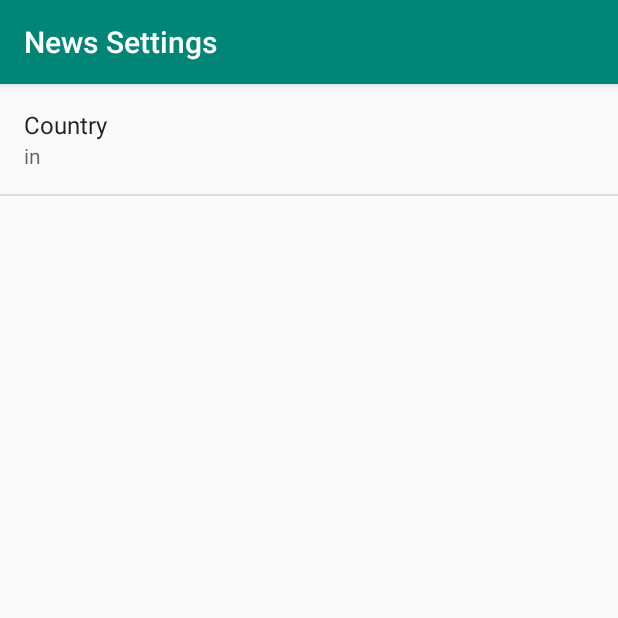
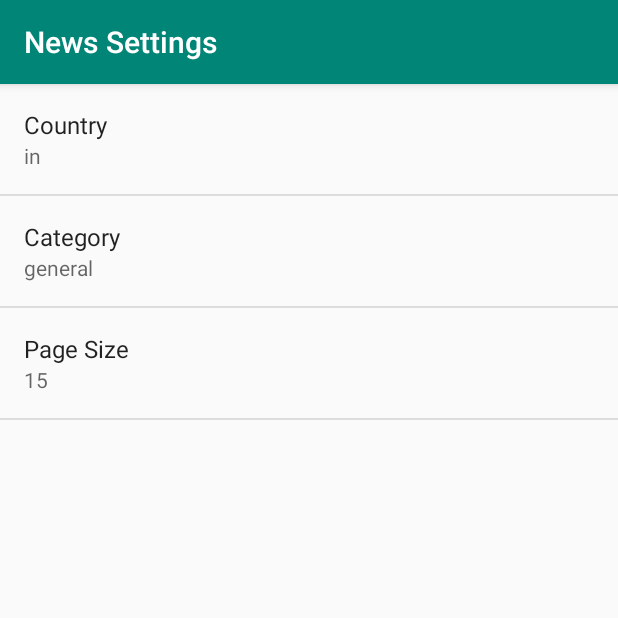
Before and after one commit to HarmeetSidhuBrar/NewsApp, an Android app: the screen it shows after launch (SettingsActivity), in the options menu, after a tap on "Settings", on a phone screen of 412 x 824 dp, the top half of it. Run offline under Robolectric (Android 15) with nearby library versions, the phone set to English and light mode, and no system bars.

Commit message:
Added more preferences

```diff
--- a/app/src/main/java/com/sidhutechpvtltd/www/newsapp/MainActivity.java
+++ b/app/src/main/java/com/sidhutechpvtltd/www/newsapp/MainActivity.java
@@ -19,7 +19,6 @@ import android.widget.AdapterView;
 import android.widget.ListView;
 import android.widget.ProgressBar;
 import android.widget.TextView;
-
 import java.util.ArrayList;
 import java.util.List;
 
@@ -27,7 +26,6 @@ public class MainActivity extends AppCompatActivity
         implements LoaderManager.LoaderCallbacks<List<NewsStory>> {
 
     public static final String LOG_TAG = MainActivity.class.getName();
-
 
     /**
      * URL for news data from the NewsApi.org dataset
@@ -122,6 +120,8 @@ public class MainActivity extends AppCompatActivity
 
         // getString retrieves a String value from the preferences. The second parameter is the default value for this preference.
         String countryName = sharedPreferences.getString(getString(R.string.settings_country_key),getString(R.string.settings_country_default));
+        String categoryName = sharedPreferences.getString(getString(R.string.settings_category_key),getString(R.string.settings_category_default));
+        String pageSize = sharedPreferences.getString(getString(R.string.settings_page_size_key),getString(R.string.settings_page_size_default));
 
         // parse breaks apart the URI string that's passed into its parameter
         Uri baseUri = Uri.parse(NEWS_REQUEST_URL);
@@ -130,14 +130,14 @@ public class MainActivity extends AppCompatActivity
         Uri.Builder uriBuilder = baseUri.buildUpon();
 
         // Append query parameter and its value. For example, the `country=in`
-        uriBuilder.appendQueryParameter("country","in");
-
+        uriBuilder.appendQueryParameter("country",countryName);
+        uriBuilder.appendQueryParameter("category",categoryName);
+        uriBuilder.appendQueryParameter("pageSize",pageSize);
 
         // Return the completed uri `https://newsapi.org/v2/top-headlines?country=in`
         return new NewsLoader(this, uriBuilder.toString());
 
     }
-
 
     @Override
     public void onLoadFinished(Loader<List<NewsStory>> loader, List<NewsStory> news) {
--- a/app/src/main/java/com/sidhutechpvtltd/www/newsapp/SettingsActivity.java
+++ b/app/src/main/java/com/sidhutechpvtltd/www/newsapp/SettingsActivity.java
@@ -25,13 +25,20 @@ public class SettingsActivity extends AppCompatActivity {
 
             Preference countryName = findPreference(getString(R.string.settings_country_key));
             bindPreferenceSummaryToValue(countryName);
+
+            Preference categoryName = findPreference(getString(R.string.settings_category_key));
+            bindPreferenceSummaryToValue(categoryName);
+
+            Preference pageSize = findPreference(getString(R.string.settings_page_size_key));
+            bindPreferenceSummaryToValue(pageSize);
+
         }
 
         @Override
         public boolean onPreferenceChange(Preference preference, Object value) {
             // The code in this method takes care of updating the displayed preference summary after it has been changed
             String stringValue = value.toString();
-            preference.setSummary(stringValue);
+           preference.setSummary(stringValue);
 
             return true;
         }
--- /dev/null
+++ b/app/src/main/res/drawable/ic_search_black.xml
@@ -0,0 +1,9 @@
+<vector xmlns:android="http://schemas.android.com/apk/res/android"
+        android:width="24dp"
+        android:height="24dp"
+        android:viewportWidth="24.0"
+        android:viewportHeight="24.0">
+    <path
+        android:fillColor="#FF000000"
+        android:pathData="M15.5,14h-0.79l-0.28,-0.27C15.41,12.59 16,11.11 16,9.5 16,5.91 13.09,3 9.5,3S3,5.91 3,9.5 5.91,16 9.5,16c1.61,0 3.09,-0.59 4.23,-1.57l0.27,0.28v0.79l5,4.99L20.49,19l-4.99,-5zM9.5,14C7.01,14 5,11.99 5,9.5S7.01,5 9.5,5 14,7.01 14,9.5 11.99,14 9.5,14z"/>
+</vector>
--- /dev/null
+++ b/app/src/main/res/layout/search_activity.xml
@@ -0,0 +1,6 @@
+<?xml version="1.0" encoding="utf-8"?>
+<android.support.constraint.ConstraintLayout
+    xmlns:android="http://schemas.android.com/apk/res/android" android:layout_width="match_parent"
+    android:layout_height="match_parent">
+
+</android.support.constraint.ConstraintLayout>
--- a/app/src/main/res/menu/main.xml
+++ b/app/src/main/res/menu/main.xml
@@ -1,7 +1,15 @@
 <menu xmlns:android="http://schemas.android.com/apk/res/android"
     xmlns:tools="http://schemas.android.com/tools"
+    xmlns:app="http://schemas.android.com/apk/res-auto"
     tools:context="com.sidhutechpvtltd.www.newsapp.SettingsActivity">
     <item
         android:id="@+id/action_settings"
         android:title="@string/settings_menu_item" />
+
+    <item
+        android:id="@+id/action_search"
+        android:title=""
+        android:icon="@drawable/ic_search_black"
+        app:showAsAction="always"/>
+
 </menu>
--- a/app/src/main/res/values/strings.xml
+++ b/app/src/main/res/values/strings.xml
@@ -17,4 +17,13 @@
     <string name="settings_country_label">Country</string>
     <string name="settings_country_key" translatable="false">country</string>
     <string name="settings_country_default" translatable="false">in</string>
+
+    <string name="settings_category_label">Category</string>
+    <string name="settings_category_key" translatable="false">category</string>
+    <string name="settings_category_default" translatable="false">general</string>
+
+    <string name="settings_page_size_label">Page Size</string>
+    <string name="settings_page_size_key" translatable="false">page_size</string>
+    <string name="settings_page_size_default" translatable="false">15</string>
+
 </resources>
--- a/app/src/main/res/xml/settings_main.xml
+++ b/app/src/main/res/xml/settings_main.xml
@@ -9,4 +9,18 @@
         android:selectAllOnFocus="true"
         android:title="@string/settings_country_label" />
 
+    <EditTextPreference
+        android:defaultValue="@string/settings_category_default"
+        android:inputType="text"
+        android:key="@string/settings_category_key"
+        android:selectAllOnFocus="true"
+        android:title="@string/settings_category_label"/>
+
+    <EditTextPreference
+        android:defaultValue="@string/settings_page_size_default"
+        android:inputType="number"
+        android:key="@string/settings_page_size_key"
+        android:selectAllOnFocus="true"
+        android:title="@string/settings_page_size_label"/>
+
 </PreferenceScreen>
--- a/build.gradle
+++ b/build.gradle
@@ -7,7 +7,7 @@ buildscript {
 
     }
     dependencies {
-        classpath 'com.android.tools.build:gradle:3.4.1'
+        classpath 'com.android.tools.build:gradle:3.4.2'
 
         // NOTE: Do not place your application dependencies here; they belong
         // in the individual module build.gradle files
```
